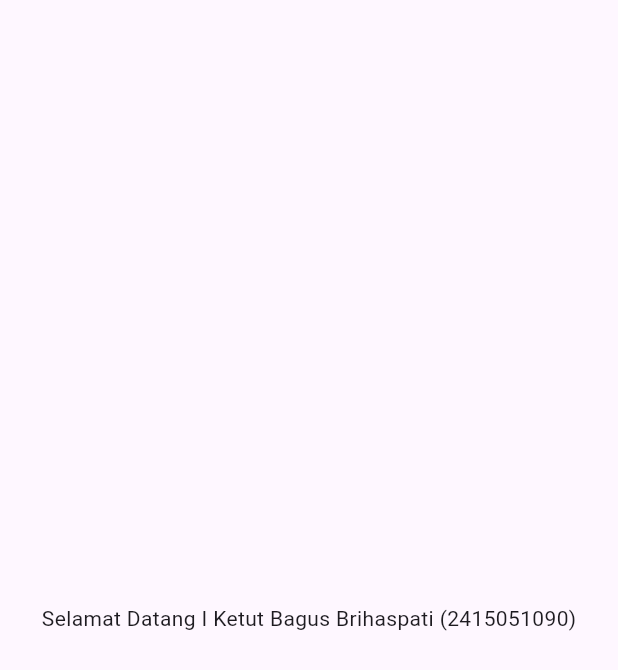
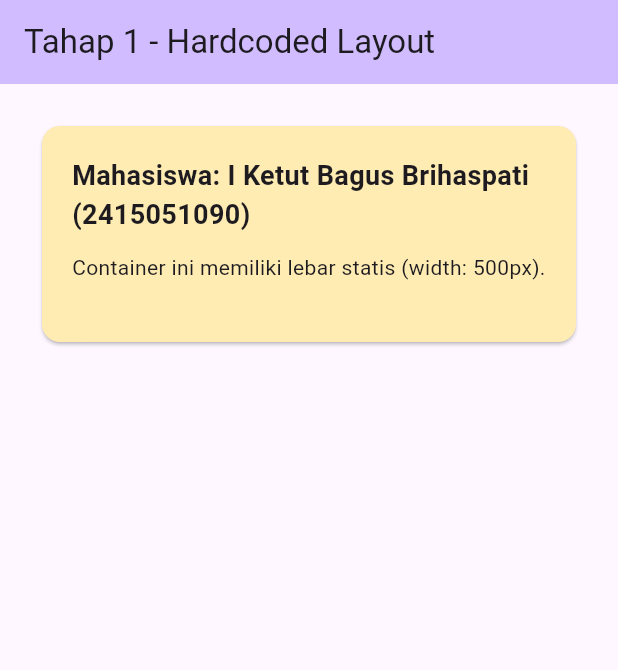
Before and after one commit to bagusbrihaspati/praktikum_5_course_explorer, a Flutter app: the screen it shows after launch, on a phone screen of 412 x 824 dp. Shown: the top 670 px of the screen. Run offline on Flutter 3.47's test engine with Material 3 defaults, Android fonts, the phone set to English and light mode, and no system bars.

Commit message:
Tahap 1: Mengamati masalah layout tidak responsif

```diff
--- a/lib/main.dart
+++ b/lib/main.dart
@@ -1,6 +1,6 @@
 import 'package:flutter/material.dart';
 
-// Variabel Identitas Mahasiswa (Wajib)
+// Variabel Identitas Mahasiswa
 const String studentName = 'I Ketut Bagus Brihaspati';
 const String studentId = '2415051090';
 
@@ -11,24 +11,59 @@ void main() {
 class MyApp extends StatelessWidget {
   const MyApp({super.key});
 
-
   @override
   Widget build(BuildContext context) {
     return MaterialApp(
-      title: 'Course Explorer',
+      title: 'Tahap 1 - Responsive Problem',
+      debugShowCheckedModeBanner: false,
       theme: ThemeData(
         colorScheme: ColorScheme.fromSeed(seedColor: Colors.deepPurple),
         useMaterial3: true,
       ),
-      home: const Scaffold(
-        body: Center(
-          child: Text('Selamat Datang $studentName ($studentId)'),
+      home: Scaffold(
+        appBar: AppBar(
+          title: const Text('Tahap 1 - Hardcoded Layout'),
+          backgroundColor: Theme.of(context).colorScheme.inversePrimary,
+        ),
+        body: Padding(
+          padding: const EdgeInsets.all(24.0),
+          child: Column(
+            crossAxisAlignment: CrossAxisAlignment.start,
+            children: [
+              Card(
+                color: Colors.amber.shade100,
+                child: Padding(
+                  padding: const EdgeInsets.all(20.0),
+                  child: Container(
+                    width: 500, // Ukuran statis (hard-coded)
+                    child: Column(
+                      crossAxisAlignment: CrossAxisAlignment.start,
+                      mainAxisSize: MainAxisSize.min,
+                      children: [
+                        Text(
+                          'Mahasiswa: $studentName ($studentId)',
+                          style: const TextStyle(
+                            fontSize: 18,
+                            fontWeight: FontWeight.bold,
+                          ),
+                        ),
+                        const SizedBox(height: 12),
+                        const Text(
+                          'Container ini memiliki lebar statis (width: 500px).\n',
+                          style: TextStyle(fontSize: 14),
+                        ),
+                      ],
+                    ),
+                  ),
+                ),
+              ),
+            ],
+          ),
         ),
       ),
     );
   }
 }
-
 class MyHomePage extends StatefulWidget {
   const MyHomePage({super.key, required this.title});
 
```
